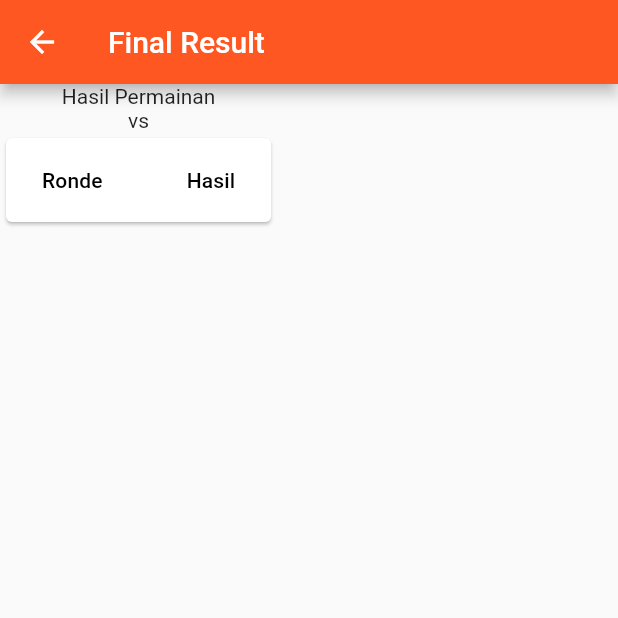
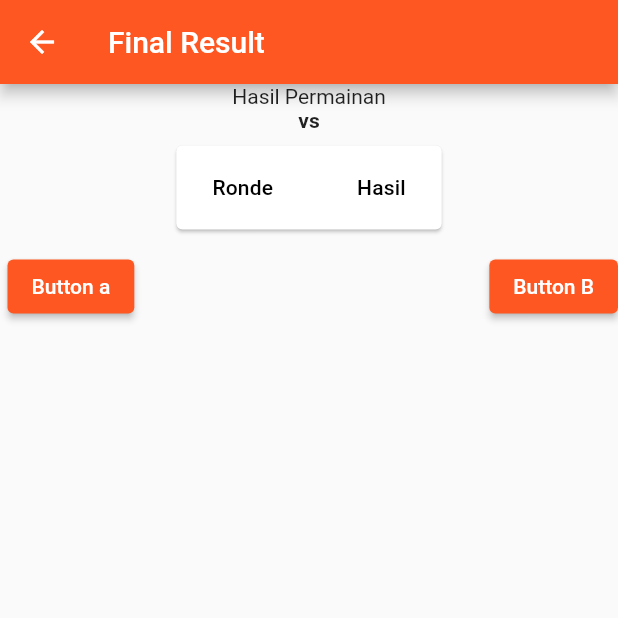
Before and after one commit to blixondi/MatiMurupSquare, a Flutter app: the RoundResult screen opened directly with empty values, after a tap on "Lihat hasil akhir", on a phone screen of 412 x 824 dp, the top half of it. Run offline on Flutter 3.47's test engine with Material 2 defaults, Android fonts, the phone set to English and light mode, and no system bars; our stand-ins replace shared_preferences; accounts and stored records are empty.

Commit message:
layouting

```diff
--- a/lib/screen/finalresult.dart
+++ b/lib/screen/finalresult.dart
@@ -13,11 +13,17 @@ class FinalResult extends StatelessWidget {
       appBar: AppBar(
         title: Text('Final Result'),
       ),
-      body: Column(
+      body: Center(
+        child: Column(
           children: <Widget>[
             Text('Hasil Permainan'),
-          Text('$player1 vs $player2'),
-          Card(
+            Text(
+              '$player1 vs $player2',
+              style: TextStyle(fontWeight: FontWeight.bold),
+            ),
+            Padding(
+              padding: EdgeInsets.fromLTRB(0, 5, 0, 10),
+              child: Card(
                 child: DataTable(
                   columns: [
                     DataColumn(label: Text('Ronde')),
@@ -26,15 +32,29 @@ class FinalResult extends StatelessWidget {
                   rows: roundList.asMap().entries.map((entry) {
                     int index = entry.key;
                     String round = entry.value;
-
                     return DataRow(cells: [
                       DataCell(Text('${index + 1}')),
                       DataCell(Text(round)),
                     ]);
                   }).toList(),
                 ),
+              ),
+            ),
+            Row(
+              mainAxisAlignment: MainAxisAlignment.spaceBetween,
+              children: <Widget>[
+                Padding(
+                    padding: EdgeInsets.fromLTRB(5, 0, 0, 0),
+                    child: ElevatedButton(
+                        onPressed: () {}, child: Text('Button a'))),
+                Padding(
+                    padding: EdgeInsets.fromLTRB(5, 0, 0, 0),
+                    child: ElevatedButton(
+                        onPressed: () {}, child: Text('Button B'))),
+              ],
             )
           ],
+        ),
       ),
     );
   }
--- a/lib/screen/game.dart
+++ b/lib/screen/game.dart
@@ -91,7 +91,7 @@ class _GameState extends State<Game> {
 
   startTimer() {
     _boleh_klik = false;
-    _timer = Timer.periodic(Duration(milliseconds: 100), (timer) {
+    _timer = Timer.periodic(Duration(milliseconds: 500), (timer) {
       setState(() {
         _hitung--;
         if (_hitung <= 0) {
--- a/lib/screen/roundresult.dart
+++ b/lib/screen/roundresult.dart
@@ -24,21 +24,26 @@ class RoundResult extends StatelessWidget {
           Text('Hasil Ronde $currentRound (Level: $difficulty)'),
           Text('$player1 VS $player2'),
           Text('$result'),
-          ElevatedButton(
+          OutlinedButton(
               onPressed: () {
                 if (currentRound == roundCount) {
                   print(roundList);
                   Navigator.push(
                       context,
                       MaterialPageRoute(
-                          builder: ((context) => FinalResult(roundList, player1, player2))));
+                          builder: ((context) =>
+                              FinalResult(roundList, player1, player2))));
                 } else {
                   Navigator.pop(context);
                 }
               },
               child: Text((currentRound == roundCount)
                   ? 'Lihat hasil akhir'
-                  : 'Lanjut Ronde ${currentRound+1}'))
+                  : 'Lanjut Ronde ${currentRound + 1}'),
+              style: ButtonStyle(
+                  shape: MaterialStateProperty.all<RoundedRectangleBorder>(
+                      RoundedRectangleBorder(
+                          borderRadius: BorderRadius.circular(20)))))
         ],
       )),
     );
```
Lines whose indentation alone changed are shown as unchanged.
